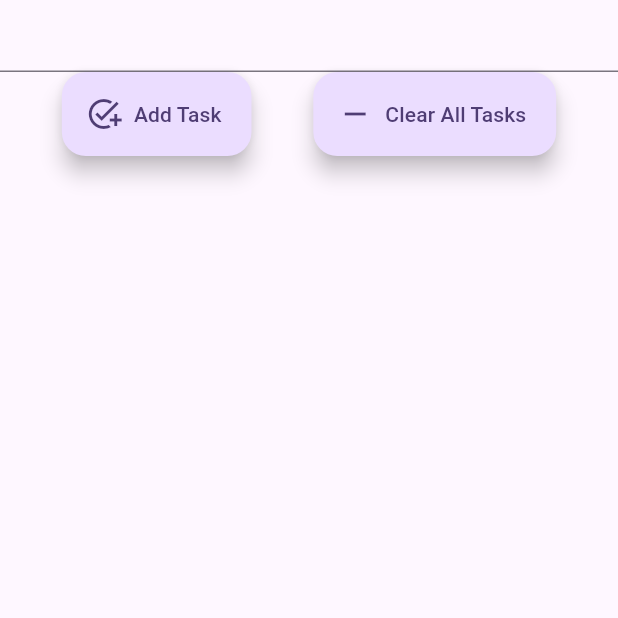
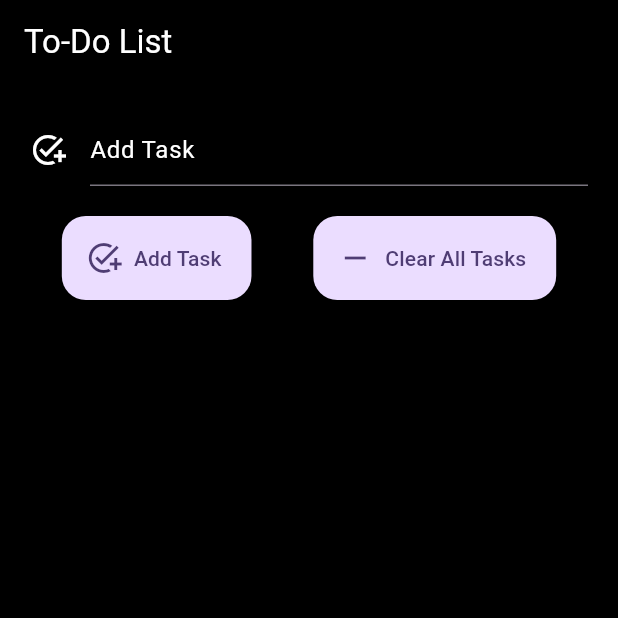
Before and after one commit to sreeramamp123/PRODIGY_AD_02, a Flutter app: the screen it shows after launch, on a phone screen of 412 x 824 dp, the top half of it. Run offline on Flutter 3.47's test engine with Material 3 defaults, Android fonts, the phone set to English and light mode, and no system bars.

Commit message:
Design UI Fixed

```diff
--- a/lib/home.dart
+++ b/lib/home.dart
@@ -15,9 +15,29 @@ class _HomeState extends State<Home> {
   @override
   Widget build(BuildContext context) {
     return Scaffold(
+      backgroundColor: Colors.black,
+      appBar: AppBar(
+        title: Text("To-Do List", style: TextStyle(color: Colors.white)),
+        backgroundColor: Colors.black,
+      ),
       body: Column(
         children: [
-          TextField(controller: task),
+          Container(
+            decoration: BoxDecoration(color: Colors.black),
+            padding: EdgeInsets.all(20),
+            child: TextField(
+              controller: task,
+              maxLines: 1,
+              decoration: InputDecoration(
+                hintText: "Add Task",
+                icon: Icon(Icons.add_task_outlined),
+                iconColor: Colors.white,
+                hintStyle: TextStyle(color: Colors.white),
+              ),
+              style: TextStyle(color: Colors.white),
+            ),
+          ),
+
           Row(
             mainAxisAlignment: MainAxisAlignment.spaceEvenly,
             children: [
@@ -45,18 +65,22 @@ class _HomeState extends State<Home> {
               ),
             ],
           ),
+          Padding(padding: EdgeInsets.all(20)),
           Expanded(
             child: ListView.builder(
               itemCount: _tasks.length,
               itemBuilder: (context, index) {
                 return ListTile(
-                  title: Text(_tasks[index]),
+                  title: Text(
+                    _tasks[index],
+                    style: TextStyle(color: Colors.white),
+                  ),
                   trailing: SizedBox(
-                    width: 90,
+                    width: MediaQuery.of(context).size.width * 0.25,
                     child: Row(
                       children: [
                         IconButton(
-                          icon: Icon(Icons.delete),
+                          icon: Icon(Icons.delete, color: Colors.white),
                           onPressed: () {
                             setState(() {
                               _tasks.removeAt(index);
@@ -64,15 +88,34 @@ class _HomeState extends State<Home> {
                           },
                         ),
                         IconButton(
-                          icon: Icon(Icons.edit),
+                          icon: Icon(Icons.edit, color: Colors.white),
                           onPressed: () {
                             edit.text = _tasks[index];
                             showDialog(
                               context: context,
                               builder: (context) {
                                 return AlertDialog(
-                                  title: Text("Edit Task"),
-                                  content: TextField(controller: edit),
+                                  backgroundColor: const Color.fromARGB(
+                                    255,
+                                    42,
+                                    42,
+                                    42,
+                                  ),
+                                  title: Text(
+                                    "Edit Task",
+                                    style: TextStyle(color: Colors.white),
+                                  ),
+                                  content: TextField(
+                                    controller: edit,
+                                    maxLines: 1,
+                                    decoration: InputDecoration(
+                                      hintText: "Add Task",
+                                      icon: Icon(Icons.add_task_outlined),
+                                      iconColor: Colors.white,
+                                      hintStyle: TextStyle(color: Colors.white),
+                                    ),
+                                    style: TextStyle(color: Colors.white),
+                                  ),
                                   actions: [
                                     FloatingActionButton.extended(
                                       onPressed: () {
```
